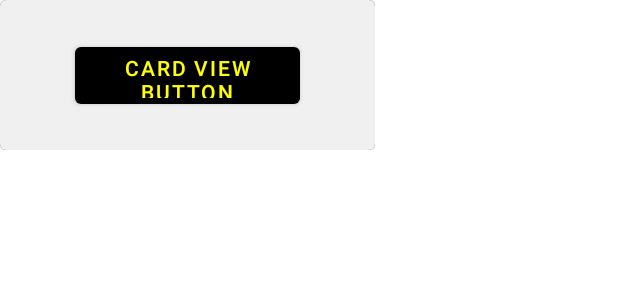
After one commit to P0Q0/PQ, an Android app: the layout card_item.xml on its own in the app's theme, with its tools: preview values and no code run, on a phone screen of 412 x 824 dp. The commit adds this screen. Shown: the top 300 px of the screen. Run offline under Robolectric (Android 15) with nearby library versions, the phone set to English and light mode, and no system bars.

Commit message:
added recycler view. added card item layout. completed, modules: a1, a2, a5. pending, modules: a0, a3, a4, a6.

```diff
--- a/app/build.gradle
+++ b/app/build.gradle
@@ -57,6 +57,7 @@ dependencies {
     api "com.google.android.play:core-ktx:${versions.playcore}"
     api "com.google.android.material:material:${versions.material}"
     api "androidx.constraintlayout:constraintlayout:${versions.constraint}"
+    api "androidx.recyclerview:recyclerview:${versions.recyclerview}"
     testImplementation "junit:junit:${versions.junit}"
     androidTestImplementation "androidx.test.ext:junit:${versions.junitExt}"
     androidTestImplementation "androidx.test.espresso:espresso-core:${versions.junitEspresso}"
--- /dev/null
+++ b/app/src/main/res/layout/card_item.xml
@@ -0,0 +1,70 @@
+<?xml version="1.0" encoding="utf-8"?>
+<androidx.constraintlayout.widget.ConstraintLayout
+    xmlns:android="http://schemas.android.com/apk/res/android"
+    xmlns:app="http://schemas.android.com/apk/res-auto"
+    android:layout_width="250dp"
+    android:layout_height="100dp">
+    <com.google.android.material.card.MaterialCardView
+        android:id="@+id/card_view_root"
+        android:layout_width="0dp"
+        android:layout_height="0dp"
+        app:layout_constraintTop_toTopOf="parent"
+        app:layout_constraintBottom_toBottomOf="parent"
+        app:layout_constraintStart_toStartOf="parent"
+        app:layout_constraintEnd_toEndOf="parent"
+        android:elevation="4dp">
+        <androidx.constraintlayout.widget.ConstraintLayout
+            android:layout_width="match_parent"
+            android:layout_height="match_parent"
+            android:background="@color/colorLight">
+            <com.google.android.material.button.MaterialButton
+                android:id="@+id/card_btn"
+                android:layout_width="150dp"
+                android:layout_height="50dp"
+                android:text="@string/card_item_button"
+                android:textColor="@color/colorYellow"
+                app:rippleColor="@color/colorLight"
+                app:backgroundTint="@color/colorDark"
+                app:layout_constraintTop_toTopOf="@id/card_gl50_h"
+                app:layout_constraintBottom_toBottomOf="@id/card_gl50_h"
+                app:layout_constraintStart_toStartOf="@+id/card_gl25_v"
+                app:layout_constraintEnd_toEndOf="@id/card_gl75_v"/>
+            <androidx.constraintlayout.widget.Guideline
+                android:id="@+id/card_gl25_v"
+                android:layout_width="0dp"
+                android:layout_height="0dp"
+                android:orientation="vertical"
+                app:layout_constraintGuide_percent="0.25"/>
+            <androidx.constraintlayout.widget.Guideline
+                android:id="@+id/card_gl50_v"
+                android:layout_width="0dp"
+                android:layout_height="0dp"
+                android:orientation="vertical"
+                app:layout_constraintGuide_percent="0.50"/>
+            <androidx.constraintlayout.widget.Guideline
+                android:id="@+id/card_gl75_v"
+                android:layout_width="0dp"
+                android:layout_height="0dp"
+                android:orientation="vertical"
+                app:layout_constraintGuide_percent="0.75"/>
+            <androidx.constraintlayout.widget.Guideline
+                android:id="@+id/card_gl25_h"
+                android:layout_width="0dp"
+                android:layout_height="0dp"
+                android:orientation="horizontal"
+                app:layout_constraintGuide_percent="0.25"/>
+            <androidx.constraintlayout.widget.Guideline
+                android:id="@+id/card_gl50_h"
+                android:layout_width="0dp"
+                android:layout_height="0dp"
+                android:orientation="horizontal"
+                app:layout_constraintGuide_percent="0.50"/>
+            <androidx.constraintlayout.widget.Guideline
+                android:id="@+id/card_gl75_h"
+                android:layout_width="0dp"
+                android:layout_height="0dp"
+                android:orientation="horizontal"
+                app:layout_constraintGuide_percent="0.75"/>
+        </androidx.constraintlayout.widget.ConstraintLayout>
+    </com.google.android.material.card.MaterialCardView>
+</androidx.constraintlayout.widget.ConstraintLayout>
--- a/app/src/main/res/values/colors.xml
+++ b/app/src/main/res/values/colors.xml
@@ -35,4 +35,5 @@
     <!-- Generic Palette -->
     <color name="colorDark">#000000</color>
     <color name="colorLight">#F0F0F0</color>
+    <color name="colorYellow">#FFFF00</color>
 </resources>
--- a/app/src/main/res/values/strings.xml
+++ b/app/src/main/res/values/strings.xml
@@ -74,6 +74,8 @@
     <string name="purpose_a4">Purpose: network client, data, and objects </string>
     <string name="purpose_a5">Purpose: ui recycler view </string>
     <string name="purpose_a6">Purpose: ui notifications </string>
+    <!-- ui card view item-->
+    <string name="card_item_button">card view button</string>
     <!--data string tools -->
     <string name="is_empty">""</string>
 </resources>
--- a/build.gradle
+++ b/build.gradle
@@ -30,7 +30,8 @@ ext.versions = [
     'junitEspresso'     : '3.4.0',
     'kotlin'            : '1.6.10',
     'ktxCore'           : '1.7.0',
-    'playcore'          : '1.8.1'
+    'playcore'          : '1.8.1',
+    'recyclerview'      : '1.2.1'
 ]
 
 tasks.withType(Test) {
```
Also changed, not shown: a_5/src/main/java/pkg/what/a_5/CardAdapter.kt (added, +44 -0 lines), a_5/src/main/java/pkg/what/a_5/DataSource.kt (added, +20 -0 lines), a_5/src/main/java/pkg/what/a_5/ViewA5.kt (+12 -3 lines), app/src/main/res/layout/layout_a5.xml (+9 -0 lines).
